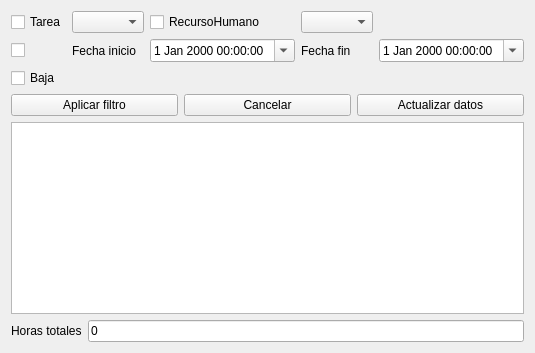
Old version of the form views/ui/actividad_query_form.ui in the repository CocoMarck/administracionDeActividades.
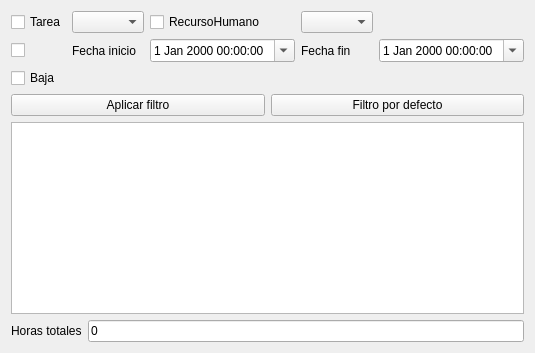
New version of the form.

The edit to the form file:
```diff
--- a/views/ui/actividad_query_form.ui
+++ b/views/ui/actividad_query_form.ui
@@ -109,18 +109,8 @@
      <item>
       <widget class="QPushButton" name="button_cancel">
        <property name="text">
-        <string>Cancelar</string>
+        <string>Filtro por defecto</string>
        </property>
-      </widget>
-     </item>     
-     
-     <!-- Boton para actualizar base de datos-->
-     <item>
-      <widget class="QPushButton" name="button_update_database">
-       <property name="text">
-        <string>Actualizar datos</string>
-       </property>
-
       </widget>
      </item>
 
```
Left out of the diff: 2 changed lines with no effect on the pictures.
